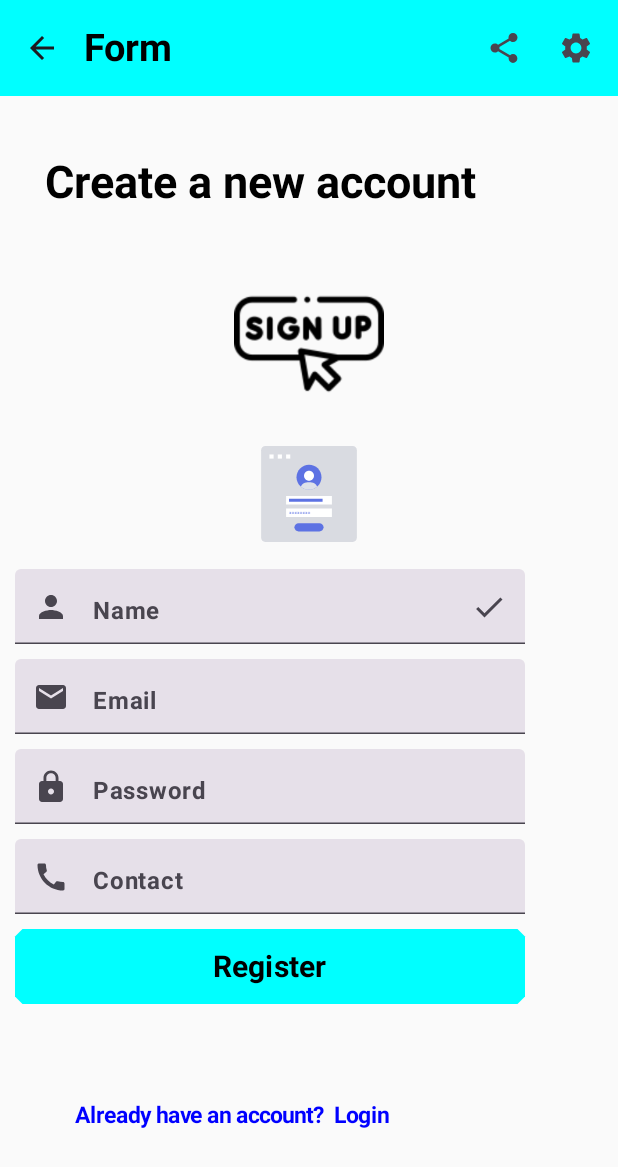
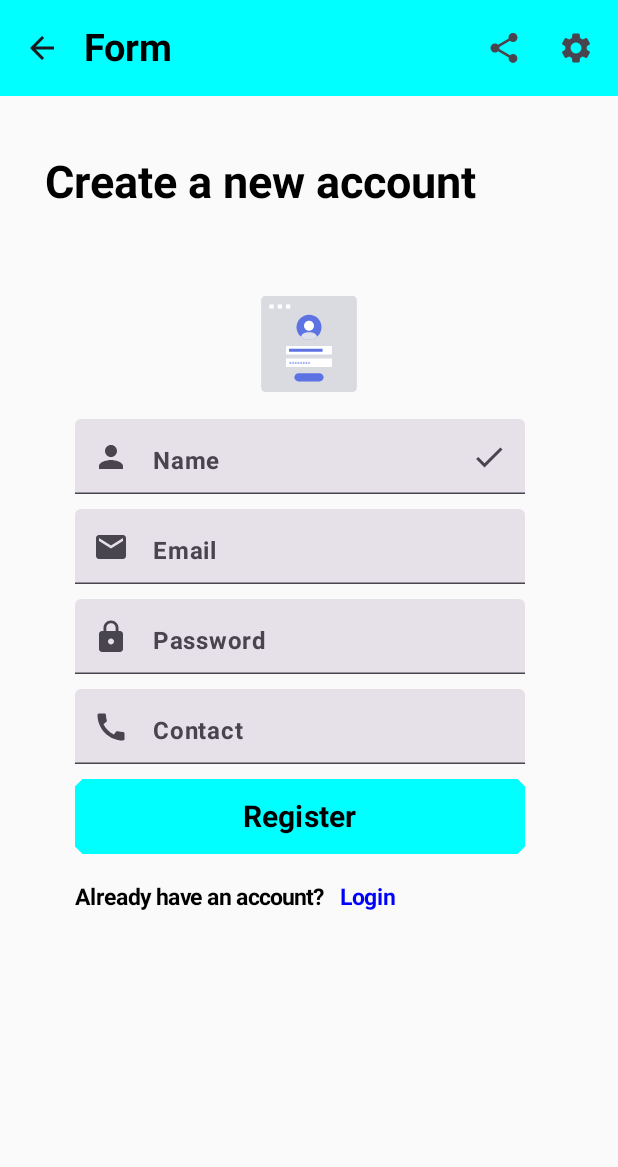
Before and after one commit to salsaden/androidapp, an Android app built with Jetpack Compose: the FormActivity screen opened directly, with no data from a screen before it, on a phone screen of 412 x 824 dp. Shown: the top 1167 px of the screen. Run offline under Robolectric (Android 15) with nearby library versions, the phone set to English and light mode, and no system bars.

Commit message:
initial commit

```diff
--- a/app/build.gradle
+++ b/app/build.gradle
@@ -37,7 +37,7 @@ android {
         compose true
     }
     composeOptions {
-        kotlinCompilerExtensionVersion '1.3.2'
+        kotlinCompilerExtensionVersion '1.4.5'
     }
     packagingOptions {
         resources {
@@ -48,7 +48,8 @@ android {
 
 dependencies {
 
-    implementation 'androidx.core:core-ktx:1.8.0'
+    implementation 'androidx.core:core-ktx:1.10.1'
+    implementation("androidx.core:core-ktx:1.9.0")
     implementation 'androidx.lifecycle:lifecycle-runtime-ktx:2.3.1'
     implementation 'androidx.activity:activity-compose:1.5.1'
     implementation platform('androidx.compose:compose-bom:2022.10.00')
@@ -65,6 +66,7 @@ dependencies {
     implementation platform('androidx.compose:compose-bom:2022.10.00')
     implementation platform('androidx.compose:compose-bom:2022.10.00')
     implementation platform('androidx.compose:compose-bom:2022.10.00')
+//    implementation 'androidx.core:core-ktx:+'
     testImplementation 'junit:junit:4.13.2'
     androidTestImplementation 'androidx.test.ext:junit:1.1.5'
     androidTestImplementation 'androidx.test.espresso:espresso-core:3.5.1'
--- a/app/src/main/java/com/example/salma/FormActivity.kt
+++ b/app/src/main/java/com/example/salma/FormActivity.kt
@@ -6,14 +6,18 @@ import android.os.Bundle
 import androidx.activity.ComponentActivity
 import androidx.activity.compose.setContent
 import androidx.compose.foundation.Image
+import androidx.compose.foundation.border
+import androidx.compose.foundation.clickable
 import androidx.compose.foundation.layout.Box
 import androidx.compose.foundation.layout.Column
+import androidx.compose.foundation.layout.Row
 import androidx.compose.foundation.layout.Spacer
 import androidx.compose.foundation.layout.fillMaxSize
 import androidx.compose.foundation.layout.fillMaxWidth
 import androidx.compose.foundation.layout.height
 import androidx.compose.foundation.layout.padding
 import androidx.compose.foundation.layout.size
+import androidx.compose.foundation.layout.width
 import androidx.compose.foundation.shape.CutCornerShape
 import androidx.compose.foundation.text.KeyboardOptions
 import androidx.compose.material.icons.Icons
@@ -28,6 +32,7 @@ import androidx.compose.material.icons.filled.Settings
 import androidx.compose.material.icons.filled.Share
 import androidx.compose.material3.Button
 import androidx.compose.material3.ButtonDefaults
+import androidx.compose.material3.Card
 import androidx.compose.material3.ExperimentalMaterial3Api
 import androidx.compose.material3.Icon
 import androidx.compose.material3.IconButton
@@ -46,6 +51,7 @@ import androidx.compose.runtime.rememberCoroutineScope
 import androidx.compose.ui.Alignment
 import androidx.compose.ui.Modifier
 import androidx.compose.ui.graphics.Color
+import androidx.compose.ui.graphics.RectangleShape
 import androidx.compose.ui.platform.LocalContext
 import androidx.compose.ui.res.painterResource
 import androidx.compose.ui.text.font.FontFamily
@@ -89,11 +95,25 @@ fun myForm(){
     Column(modifier = Modifier.fillMaxSize()) {
 
         //TopAppBar
-        TopAppBar(title = { Text(text = "Form", color = Color.Black, fontSize = 25.sp, fontWeight = FontWeight.Bold)},
+        TopAppBar(title = {
+            Text(
+                text = "Form",
+                color = Color.Black,
+                fontSize = 25.sp,
+                fontWeight = FontWeight.Bold
+            )
+        },
             colors = TopAppBarDefaults.largeTopAppBarColors(Color.Cyan),
             navigationIcon = {
-                IconButton(onClick = {  mContext.startActivity(Intent(mContext,ScrollActivity::class.java))}) {
-                    Icon(imageVector = Icons.Filled.ArrowBack, contentDescription ="arrowback")
+                IconButton(onClick = {
+                    mContext.startActivity(
+                        Intent(
+                            mContext,
+                            ScrollActivity::class.java
+                        )
+                    )
+                }) {
+                    Icon(imageVector = Icons.Filled.ArrowBack, contentDescription = "arrowback")
                 }
 
             },
@@ -116,20 +136,23 @@ fun myForm(){
             modifier = Modifier.padding(30.dp)
         )
         Spacer(modifier = Modifier.height(10.dp))
-        Box(modifier = Modifier.fillMaxWidth(),
-            contentAlignment = Alignment.Center) {
-            Image(painter = painterResource(id = R.drawable.img_32),
-                contentDescription = "",
-                modifier = Modifier.size(100.dp))
+//        Box(modifier = Modifier.fillMaxWidth(),
+//            contentAlignment = Alignment.Center) {
+//            Image(painter = painterResource(id = R.drawable.img_32),
+//                contentDescription = "",
+//                modifier = Modifier.size(100.dp))
 
-        }
+//        }
         //LottieAnimation
         val composition by rememberLottieComposition(spec = LottieCompositionSpec.RawRes(R.raw.signup))
         val progress by animateLottieCompositionAsState(composition)
-        Box(modifier = Modifier.fillMaxWidth(),
-           contentAlignment = Alignment.Center) {
+        Box(
+            modifier = Modifier.fillMaxWidth(),
+            contentAlignment = Alignment.Center
+        ) {
 
-        LottieAnimation(composition,progress, modifier = Modifier.size(100.dp))}
+            LottieAnimation(composition, progress, modifier = Modifier.size(100.dp))
+        }
 
         //Name
         TextField(
@@ -137,7 +160,7 @@ fun myForm(){
             onValueChange = { name = it },
             modifier = Modifier
                 .size(width = 350.dp, height = 50.dp)
-                    .padding(start = 10.dp),
+                .padding(start = 50.dp),
             label = { Text(text = "Name", fontWeight = FontWeight.Bold) },
             placeholder = { Text(text = "Enter your name") },
             leadingIcon = { Icon(imageVector = Icons.Default.Person, contentDescription = "") },
@@ -151,7 +174,7 @@ fun myForm(){
             onValueChange = { email = it },
             modifier = Modifier
                 .size(width = 350.dp, height = 50.dp)
-                    .padding(start = 10.dp),
+                .padding(start = 50.dp),
             label = { Text(text = "Email", fontWeight = FontWeight.Bold) },
             placeholder = { Text(text = "Enter your email") },
             leadingIcon = { Icon(imageVector = Icons.Default.Email, contentDescription = "") },
@@ -164,7 +187,7 @@ fun myForm(){
             onValueChange = { password = it },
             modifier = Modifier
                 .size(width = 350.dp, height = 50.dp)
-                    .padding(start = 10.dp),
+                .padding(start = 50.dp),
             label = { Text(text = "Password", fontWeight = FontWeight.Bold) },
             placeholder = { Text(text = "Type your password") },
             leadingIcon = { Icon(imageVector = Icons.Default.Lock, contentDescription = "") },
@@ -178,7 +201,7 @@ fun myForm(){
             onValueChange = { phonenumber = it },
             modifier = Modifier
                 .size(width = 350.dp, height = 50.dp)
-                    .padding(start = 10.dp),
+                .padding(start = 50.dp),
             label = { Text(text = "Contact", fontWeight = FontWeight.Bold) },
             placeholder = { Text(text = "Enter your phonenumber") },
             leadingIcon = { Icon(imageVector = Icons.Default.Call, contentDescription = "") },
@@ -187,12 +210,12 @@ fun myForm(){
         Spacer(modifier = Modifier.height(10.dp))
         Button(
             onClick = {
-                    mContext.startActivity(Intent(mContext,LottieAnimationActivity::class.java))
+                mContext.startActivity(Intent(mContext, LottieAnimationActivity::class.java))
 
             },
             modifier = Modifier
                 .size(width = 350.dp, height = 50.dp)
-                    .padding(start = 10.dp),
+                .padding(start = 50.dp),
             shape = CutCornerShape(5.dp),
             colors = ButtonDefaults.buttonColors(Color.Cyan)
         ) {
@@ -204,19 +227,32 @@ fun myForm(){
                 fontWeight = FontWeight.Bold
             )
         }
-            Spacer(modifier = Modifier.height(15.dp))
+        Spacer(modifier = Modifier.height(20.dp))
+        Row {
             Text(
-                text = "Already have an account?  Login",
+                text = "Already have an account?",
+                fontSize = 15.sp,
+                color = Color.Black,
+                fontWeight = FontWeight.Bold, modifier = Modifier.padding(start = 50.dp)
+            )
+            Spacer(modifier = Modifier.width(10.dp))
+            Text(text = "Login",
+                color = Color.Blue,
+                fontSize = 15.sp,
                 fontWeight = FontWeight.Bold,
-                fontSize = 15.sp,
-                color = Color.Blue,
-                modifier = Modifier.padding(50.dp)
-            )
+                modifier = Modifier
+                    .clickable {
+                        mContext.startActivity(Intent(mContext, LoginActivity2::class.java))
+                    })
+
+        }
+    }
+        }
 
 
-    }
 
-}
+
+
 
 
 @Preview(showBackground = true)
--- a/build.gradle
+++ b/build.gradle
@@ -2,5 +2,5 @@
 plugins {
     id 'com.android.application' version '8.0.0' apply false
     id 'com.android.library' version '8.0.0' apply false
-    id 'org.jetbrains.kotlin.android' version '1.7.20' apply false
+    id 'org.jetbrains.kotlin.android' version '1.8.20' apply false
 }
```
Lines whose indentation alone changed are shown as unchanged.
